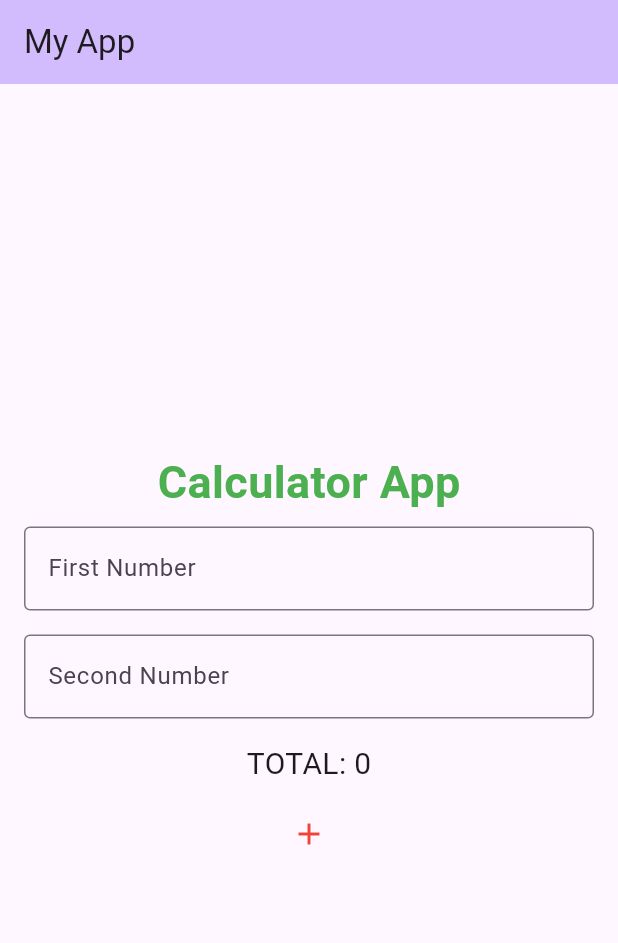
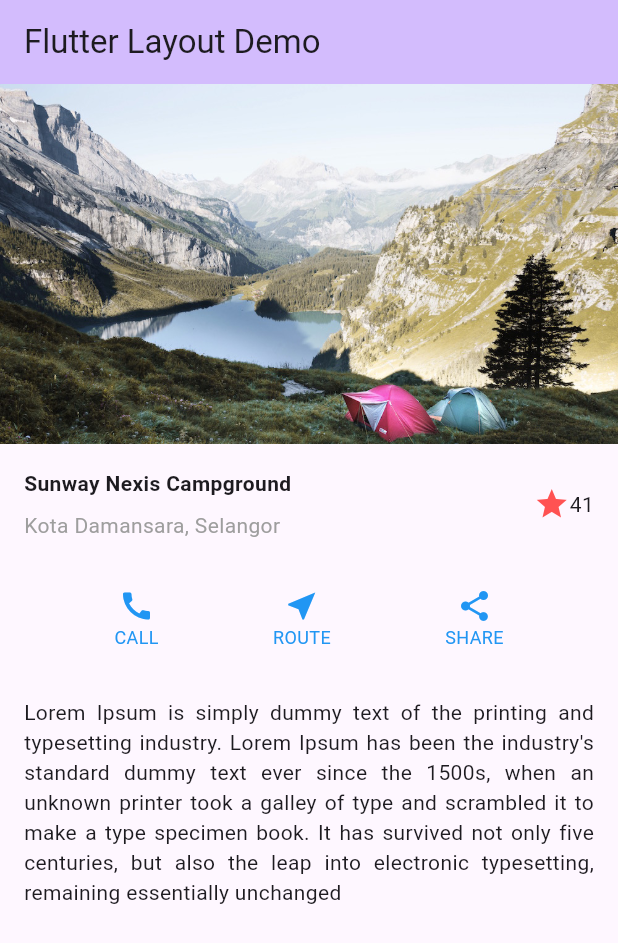
Before and after one commit to payen83/myflutter_nov2025, a Flutter app: the screen it shows after launch, on a phone screen of 412 x 824 dp. Shown: the top 943 px of the screen. Run offline on Flutter 3.47's test engine with Material 3 defaults, Android fonts, the phone set to English and light mode, and no system bars.

Commit message:
layout demo

```diff
--- /dev/null
+++ b/lib/layout.dart
@@ -0,0 +1,99 @@
+import 'package:flutter/material.dart';
+
+class LayoutDemo extends StatelessWidget {
+  const LayoutDemo({super.key});
+
+
+  @override
+  Widget build(BuildContext context) {
+    String description = "Lorem Ipsum is simply dummy text of the printing and typesetting industry. Lorem Ipsum has been the industry's standard dummy text ever since the 1500s, when an unknown printer took a galley of type and scrambled it to make a type specimen book. It has survived not only five centuries, but also the leap into electronic typesetting, remaining essentially unchanged";
+
+    return Scaffold(
+      appBar: AppBar(
+        title: Text('Flutter Layout Demo'),
+        backgroundColor: Theme.of(context).colorScheme.inversePrimary,
+      ),
+      body: SingleChildScrollView(
+        child: Column(
+          children: [
+            Image.asset(
+              'assets/images/lake.jpg',
+              width: 600,
+              height: 240,
+              fit: BoxFit.cover,
+            ),
+            Padding(
+              padding: const EdgeInsets.all(16.0),
+              child: Row(
+                children: [
+                  Expanded(
+                    child: Column(
+                      crossAxisAlignment: CrossAxisAlignment.start,
+                      children: [
+                        Padding(
+                          padding: EdgeInsets.only(bottom: 8),
+                          child: Text(
+                            'Sunway Nexis Campground',
+                            style: TextStyle(fontWeight: FontWeight.bold),
+                          ),
+                        ),
+                        Text('Kota Damansara, Selangor', style: TextStyle(color: Colors.grey),)
+                      ],
+                    )
+                  ),
+                  Icon(Icons.star, color: Colors.redAccent,),
+                  Text('41')
+                ],
+              ),
+            ),
+            Padding(
+              padding: const EdgeInsets.symmetric(vertical: 16),
+              child: Row(
+                mainAxisAlignment: MainAxisAlignment.spaceEvenly,
+                children: [
+                  ButtonWithText(label: 'CALL', icon: Icons.call,),
+                  ButtonWithText(label: 'ROUTE', icon: Icons.near_me),
+                  ButtonWithText(label: 'SHARE', icon: Icons.share)
+                ],
+              ),
+            ),
+            Padding(
+              padding: const EdgeInsets.all(16.0),
+              child: Text(description, softWrap: true, textAlign: TextAlign.justify,),
+            )
+          ],
+        ),
+      ),
+    );
+  }
+}
+
+class ButtonWithText extends StatelessWidget {
+  const ButtonWithText({
+    super.key,
+    required this.icon,
+    required this.label
+  });
+
+  final IconData icon;
+  final String label;
+
+  @override
+  Widget build(BuildContext context) {
+    return Column(
+      mainAxisSize: MainAxisSize.min,
+      mainAxisAlignment: MainAxisAlignment.center,
+      children: [
+        Icon(icon, color: Colors.blue,),
+        Text(label,
+          style: TextStyle(
+            fontSize: 12,
+            fontWeight:
+            FontWeight.w400,
+            color: Colors.blue
+          ),
+        )
+      ],
+    );
+  }
+}
--- a/lib/main.dart
+++ b/lib/main.dart
@@ -1,4 +1,5 @@
 import 'package:flutter/material.dart';
+import 'package:myflutter_nov2025/layout.dart';
 
 void main() {
   runApp(const MyApp());
@@ -13,7 +14,7 @@ class MyApp extends StatelessWidget {
       theme: ThemeData(
         colorScheme: ColorScheme.fromSeed(seedColor: Colors.deepPurple),
       ),
-      home: const MyHomePage(title: 'My App'),
+      home: const LayoutDemo(),
     );
   }
 }
@@ -31,13 +32,26 @@ class _MyHomePageState extends State<MyHomePage> {
   final TextEditingController num2Controller = TextEditingController();
   int total = 0;
 
-  calculate(){
+  calculate(operation){
     setState(() {
       if(num1Controller.text.isNotEmpty && num1Controller.text.isNotEmpty){
         int num1 = int.parse(num1Controller.text);
         int num2 = int.parse(num2Controller.text);
-        total = num1 + num2;
+
+        if(operation == '+'){
+          total = num1 + num2;
+        } else {
+          total = num1 - num2;
+        }
       }
+    });
+  }
+
+  clear(){
+    setState(() {
+      num1Controller.clear();
+      num2Controller.clear();
+      total = 0;
     });
   }
 
@@ -63,7 +77,7 @@ class _MyHomePageState extends State<MyHomePage> {
                   decoration: const InputDecoration(
                     border: OutlineInputBorder(),
                     label: Text('First Number'),
-                    hintText: 'Enter first nmumber'
+                    hintText: 'Enter first number'
                   ),
                   keyboardType: TextInputType.number
                 ),
@@ -75,7 +89,7 @@ class _MyHomePageState extends State<MyHomePage> {
                   decoration: const InputDecoration(
                     border: OutlineInputBorder(),
                     label: Text('Second Number'),
-                    hintText: 'Enter second nmumber'
+                    hintText: 'Enter second number'
                   ),
                   keyboardType: TextInputType.number
                 ),
@@ -84,7 +98,17 @@ class _MyHomePageState extends State<MyHomePage> {
               padding: EdgeInsets.symmetric(horizontal: 16, vertical: 8),
               child: Text('TOTAL: $total', style: TextStyle(fontSize: 20),),
             ),
-            IconButton(onPressed: (){ calculate(); }, icon: Icon(Icons.add, color: Colors.red,))
+            Row(
+              mainAxisAlignment: MainAxisAlignment.center,
+              children: [
+                IconButton(onPressed: (){ calculate('+'); }, icon: Icon(Icons.add, color: Colors.red,)),
+                IconButton(onPressed: (){ calculate('-'); }, icon: Icon(Icons.remove, color: Colors.red,)),
+              ],
+            ),
+            ElevatedButton(
+              onPressed: (){ clear(); },
+              child: Text('Clear')
+            )
           ],
         ),
       ), // This trailing comma makes auto-formatting nicer for build methods.
--- a/pubspec.yaml
+++ b/pubspec.yaml
@@ -58,8 +58,8 @@ flutter:
   uses-material-design: true
 
   # To add assets to your application, add an assets section, like this:
-  # assets:
-  #   - images/a_dot_burr.jpeg
+  assets:
+    - assets/images/
   #   - images/a_dot_ham.jpeg
 
   # An image asset can refer to one or more resolution-specific "variants", see
```
Also changed, not shown: assets/images/lake.jpg (added).
